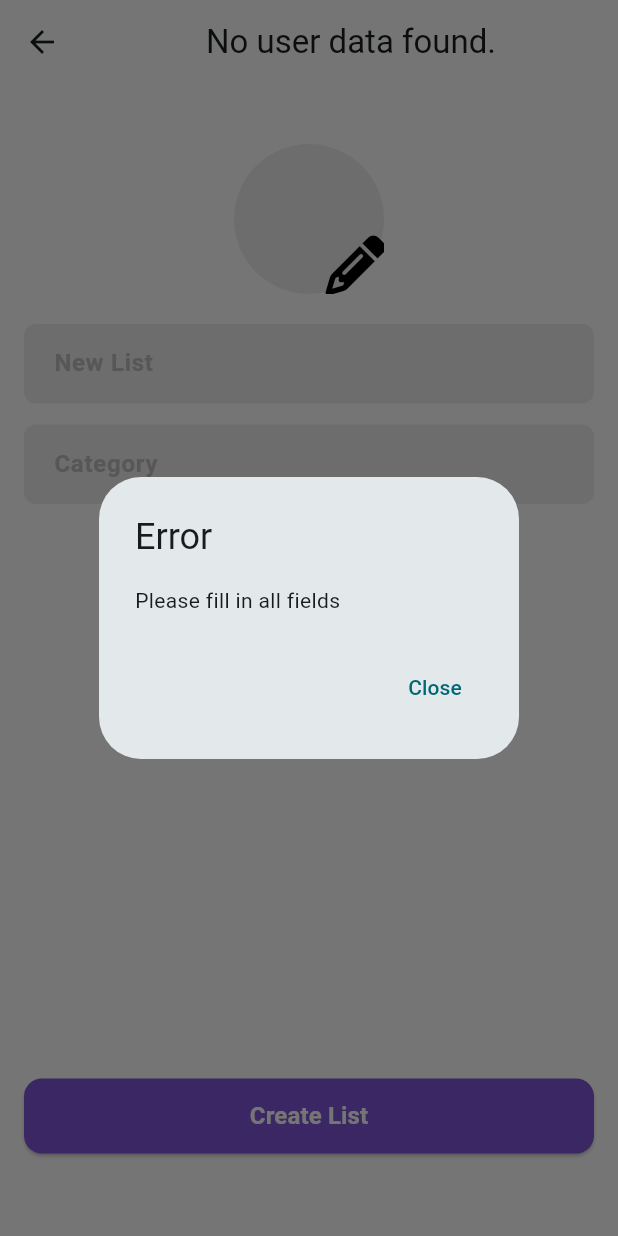
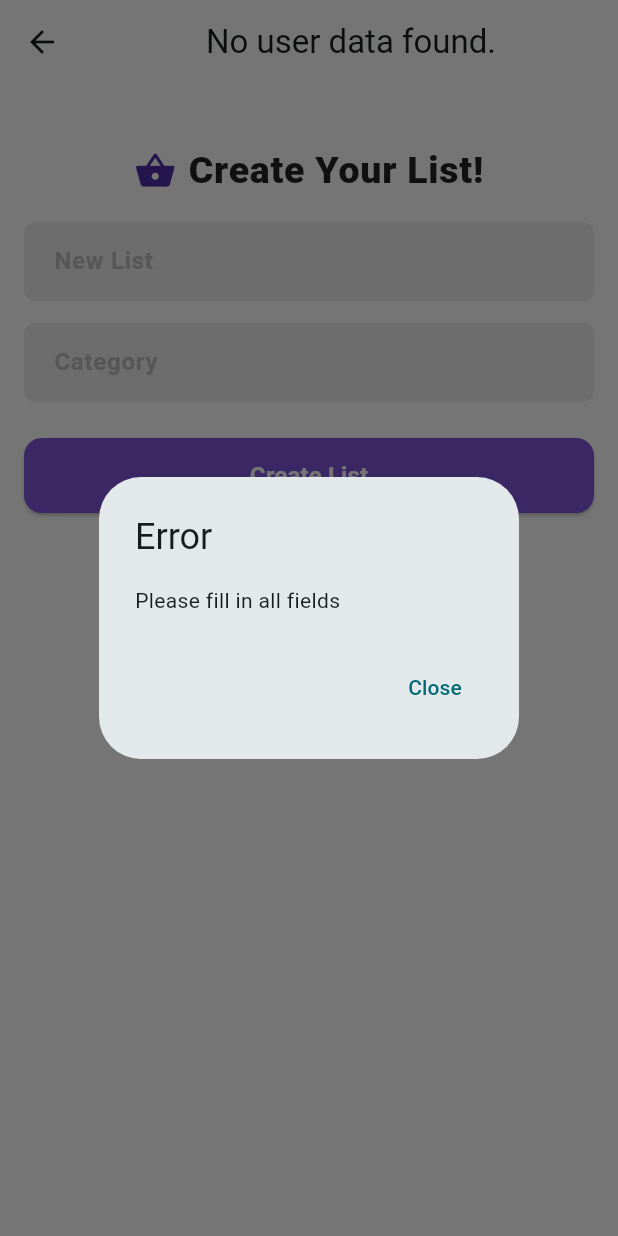
Before and after one commit to jhoniananta/Shopify-Shopping-List-App, a Flutter app: the NewList screen opened by its route, after a tap on "Create List", on a phone screen of 412 x 824 dp. Run offline on Flutter 3.47's test engine with Material 3 defaults, Android fonts, the phone set to English and light mode, and no system bars; our stand-ins replace cloud_firestore, firebase_core, flutter_svg, font_awesome_flutter, page_transition; accounts and stored records are empty.

Commit message:
edit new list

```diff
--- a/lib/screens/new_list.dart
+++ b/lib/screens/new_list.dart
@@ -1,4 +1,4 @@
-// ignore_for_file: deprecated_member_use, sort_child_properties_last
+// ignore_for_file: deprecated_member_use, sort_child_properties_last, no_leading_underscores_for_local_identifiers
 
 import 'package:cloud_firestore/cloud_firestore.dart';
 import 'package:flutter/material.dart';
@@ -9,6 +9,8 @@ import 'package:shopify_shopping_list_app/widgets/profile.dart';
 import 'package:font_awesome_flutter/font_awesome_flutter.dart';
 
 class NewList extends StatelessWidget {
+  const NewList({super.key});
+
   @override
   Widget build(BuildContext context) {
     final _titleController = TextEditingController();
@@ -25,39 +27,28 @@ class NewList extends StatelessWidget {
         child: Padding(
           padding: const EdgeInsets.fromLTRB(16, 20, 16, 20),
           child: Column(
-            mainAxisAlignment: MainAxisAlignment.spaceBetween,
+            mainAxisAlignment: MainAxisAlignment.start,
+            crossAxisAlignment: CrossAxisAlignment.stretch,
             children: <Widget>[
-              Column(
-                // mainAxisAlignment: MainAxisAlignment.spaceAround,
+              const SizedBox(height: 20),
+              Row(
+                mainAxisAlignment: MainAxisAlignment.center,
                 children: [
-                  SizedBox(height: 20),
-                  Center(
-                    child: CircleAvatar(
-                        radius: 50,
-                        backgroundColor: Colors.grey[200],
-                        child: const Stack(
-                          alignment: Alignment.bottomRight,
-                          children: [
-                            Positioned(
-                              bottom:
-                                  -1, // Offset icon below the circle slightly
-                              right:
-                                  -1, // Offset icon to the right of the circle
-                              child: CircleAvatar(
-                                backgroundColor: Colors.transparent,
-                                child: Icon(
-                                  FontAwesomeIcons.pencil,
-                                  size: 40,
-                                  color: Colors.black,
-                                ),
+                  Icon(Icons.shopping_basket,
+                      color: Colors.deepPurple.shade700, size: 28),
+                  const SizedBox(width: 8),
+                  const Text(
+                    "Create Your List!",
+                    style: const TextStyle(
+                      fontSize: 25,
+                      fontWeight: FontWeight.w800,
+                      color: Colors.black87,
+                      letterSpacing: 0.5,
                     ),
                   ),
                 ],
-                        )),
               ),
-                  const SizedBox(height: 20),
-                    Column(
-                    children: [
+              const SizedBox(height: 16),
               TextField(
                 controller: _titleController,
                 decoration: InputDecoration(
@@ -77,12 +68,12 @@ class NewList extends StatelessWidget {
                   ),
                   filled: true,
                   fillColor: Colors.grey[200],
-                          contentPadding: EdgeInsets.fromLTRB(16, 16, 17, 16),
+                  contentPadding: const EdgeInsets.fromLTRB(16, 16, 17, 16),
                 ),
                 style: const TextStyle(
-                          fontSize: 14, // Ukuran teks
-                          fontWeight: FontWeight.w800, // Berat teks
-                          color: Colors.black, // Warna teks
+                  fontSize: 14,
+                  fontWeight: FontWeight.w800,
+                  color: Colors.black,
                 ),
               ),
               const SizedBox(height: 14),
@@ -105,28 +96,23 @@ class NewList extends StatelessWidget {
                   ),
                   filled: true,
                   fillColor: Colors.grey[200],
-                          contentPadding: EdgeInsets.fromLTRB(16, 16, 17, 16),
+                  contentPadding: const EdgeInsets.fromLTRB(16, 16, 17, 16),
                 ),
                 style: const TextStyle(
-                          fontSize: 14, // Ukuran teks
-                          fontWeight: FontWeight.w800, // Berat teks
-                          color: Colors.black, // Warna teks
+                  fontSize: 14,
+                  fontWeight: FontWeight.w800,
+                  color: Colors.black,
                 ),
               ),
-                    ],
-                  ),
-                ],
-              ),
-              Column(
-                children: [
+              const SizedBox(height: 24),
               ElevatedButton(
                 onPressed: () async {
                   final title = _titleController.text;
                   final category = _categoryController.text;
                   if (title.isNotEmpty && category.isNotEmpty) {
                     try {
-                          final ListItem _listItem = ListItem(
-                              category: category, title: title, items: []);
+                      final ListItem _listItem =
+                          ListItem(category: category, title: title, items: []);
                       final id =
                           await _firestoreService.createList(_listItem);
                       Navigator.pushNamed(context, AppRoutes.itemList,
@@ -139,14 +125,14 @@ class NewList extends StatelessWidget {
                       context: context,
                       builder: (BuildContext context) {
                         return AlertDialog(
-                              title: Text('Error'),
-                              content: Text('Please fill in all fields'),
+                          title: const Text('Error'),
+                          content: const Text('Please fill in all fields'),
                           actions: <Widget>[
                             TextButton(
                               onPressed: () {
                                 Navigator.of(context).pop();
                               },
-                                  child: Text('Close'),
+                              child: const Text('Close'),
                             ),
                           ],
                         );
@@ -164,21 +150,20 @@ class NewList extends StatelessWidget {
                 ),
                 style: ButtonStyle(
                   minimumSize:
-                          MaterialStateProperty.all(Size(double.infinity, 50)),
+                      MaterialStateProperty.all(const Size(double.infinity, 50)),
                   backgroundColor: MaterialStateProperty.all(
                       const Color.fromARGB(255, 127, 86, 217)),
                   shape: MaterialStateProperty.all(
                     RoundedRectangleBorder(
-                          borderRadius: BorderRadius.circular(12), // Radius
+                      borderRadius: BorderRadius.circular(12),
                     ),
                   ),
                 ),
               ),
-                  const SizedBox(height: 35),
             ],
           ),
-            ]),
-      )),
+        ),
+      ),
     );
   }
 }
```
Lines whose indentation alone changed are shown as unchanged.
